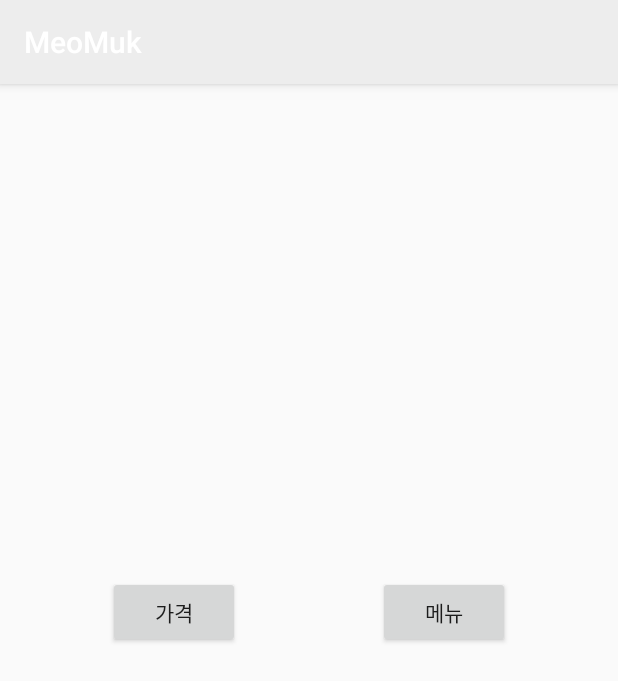
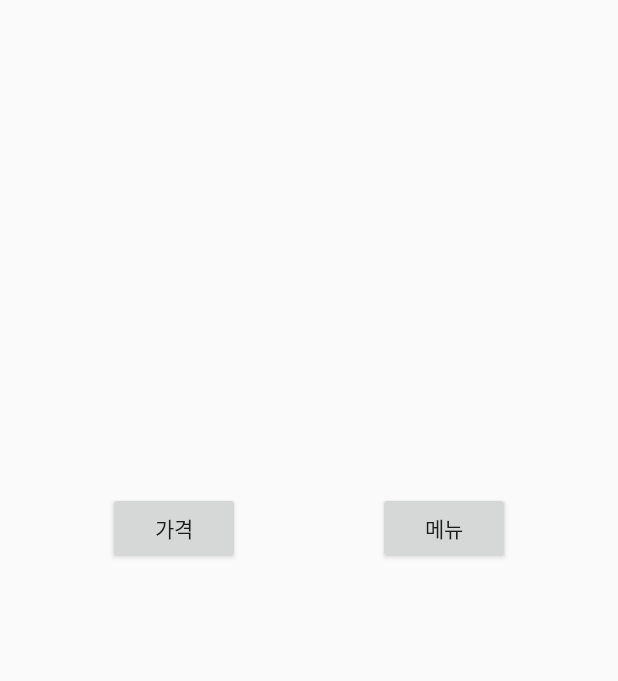
Before and after one commit to hamham300/MeoMuk, an Android app: the screen it shows after launch (MainActivity), on a phone screen of 412 x 824 dp. Shown: the top 681 px of the screen. Run offline under Robolectric (Android 15) with nearby library versions, the phone set to English and light mode, and no system bars.

Commit message:
Change Theme color Delete Titlebar

```diff
--- a/app/src/main/res/values/colors.xml
+++ b/app/src/main/res/values/colors.xml
@@ -1,12 +1,9 @@
 <?xml version="1.0" encoding="utf-8"?>
 <resources>
-    <color name="colorPrimary">#ededed</color>
-    <color name="colorPrimaryDark">#e1e1e1</color>
-    <color name="colorLightGray">#f1f1f1</color>
-    <color name="colorAccent">#FF4081</color>
+    <color name="colorPrimary">#FFFFFF</color>
+    <color name="colorPrimaryDark">#FFFFFF</color>
+    <color name="colorAccent">#FFFFFF</color>
     <color name="colorWhite">#FFFFFF</color>
-    <color name="colorDivision">#e0e0e0</color>
-    <color name="colorNavIcon">#1d1d1d</color>
 
     <color name="colorGoogleSignIn">#d34836</color>
     <color name="colorGoogleSignInPressed">#b02513</color>
--- a/app/src/main/res/values/styles.xml
+++ b/app/src/main/res/values/styles.xml
@@ -1,9 +1,6 @@
 <resources>
 
-    <style name="AppTheme" parent="Theme.AppCompat.Light.DarkActionBar">
-        <item name="colorPrimary">@color/colorPrimary</item>
-        <item name="colorPrimaryDark">@color/colorPrimaryDark</item>
-        <item name="colorAccent">@color/colorAccent</item>
+    <style name="AppTheme" parent="Theme.AppCompat.Light.NoActionBar">
     </style>
 
     <style name="SplashTheme" parent="@android:style/Theme.Light.NoTitleBar">
```
Also changed, not shown: app/src/main/res/values/strings.xml (+0 -29 lines).
